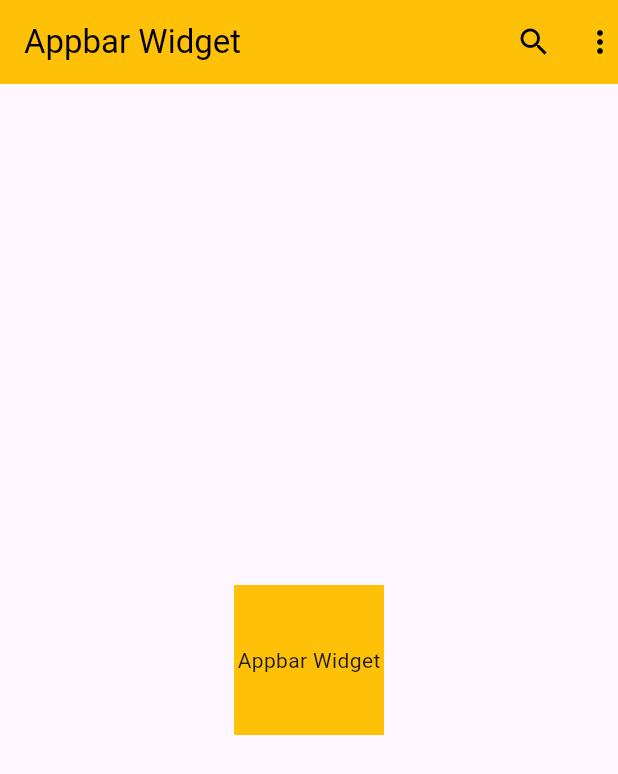
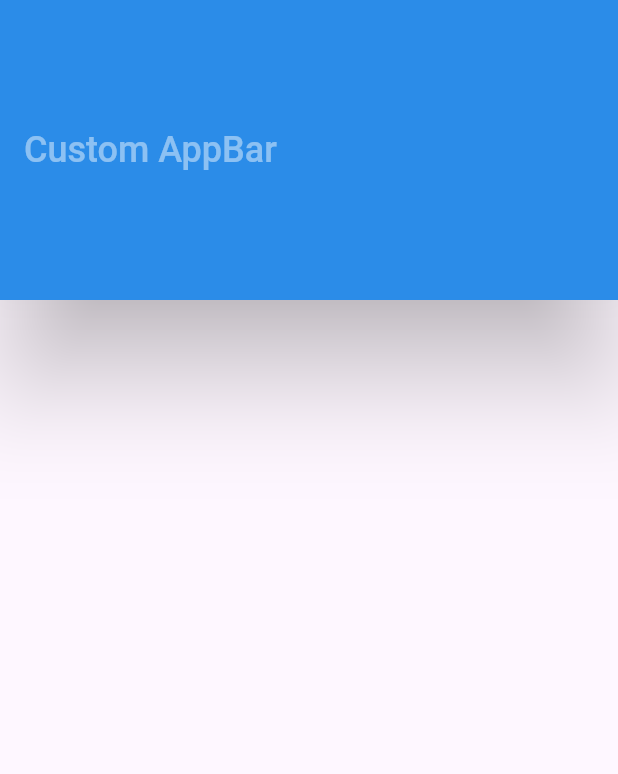
Before and after one commit to buildwithayush/learningWidgetsFlutter, a Flutter app: the screen it shows after launch, on a phone screen of 412 x 824 dp. Shown: the top 774 px of the screen. Run offline on Flutter 3.47's test engine with Material 3 defaults, Android fonts, the phone set to English and light mode, and no system bars.

Commit message:
Learn Appbar Customization

```diff
--- /dev/null
+++ b/lib/common_widget/appbar_widget/appbar_customization.dart
@@ -0,0 +1,41 @@
+import 'package:flutter/material.dart';
+
+class AppbarCustomization extends StatelessWidget {
+  const AppbarCustomization({super.key});
+
+  @override
+  Widget build(BuildContext context) {
+    return Scaffold(
+      appBar: AppBar(
+        backgroundColor: Colors.blue,
+         title: const Text('Custom AppBar',),
+         titleTextStyle: TextStyle(
+          color: Colors.white,
+          fontSize: 24,
+          fontWeight: FontWeight.w500,
+         ),
+         toolbarHeight: 200,
+         toolbarOpacity: 0.5,
+         elevation: 30,
+         shadowColor: Colors.black,
+        //  titleTextStyle: TextStyle(
+
+        //   color: Colors.white,
+        //   fontSize: 24,
+        //   fontWeight: FontWeight.w500,
+        //  ),
+
+
+
+
+        // actions: [
+        //   Padding(
+        //     padding: const EdgeInsets.all(8.0),
+        //     child: Icon(Icons.search, ),
+        //   ),
+        // ],
+        // actionsIconTheme: IconThemeData(color: const Color.fromARGB(255, 255, 255, 255), size: 30),
+      ),
+    );
+  }
+}
--- a/lib/main.dart
+++ b/lib/main.dart
@@ -1,7 +1,5 @@
 import 'package:flutter/material.dart';
-import 'package:widgetsflutter/common_widget/appbar_widget/appbar_widget.dart';
-
-
+import 'package:widgetsflutter/common_widget/appbar_widget/appbar_customization.dart';
 
 
 void main() {
@@ -15,7 +13,7 @@ class MyApp extends StatelessWidget {
   Widget build(BuildContext context) {
     return MaterialApp(
       debugShowCheckedModeBanner: false,
-      home: const AppbarWidget(),
+      home: const AppbarCustomization(),
     );
   }
 }
```
